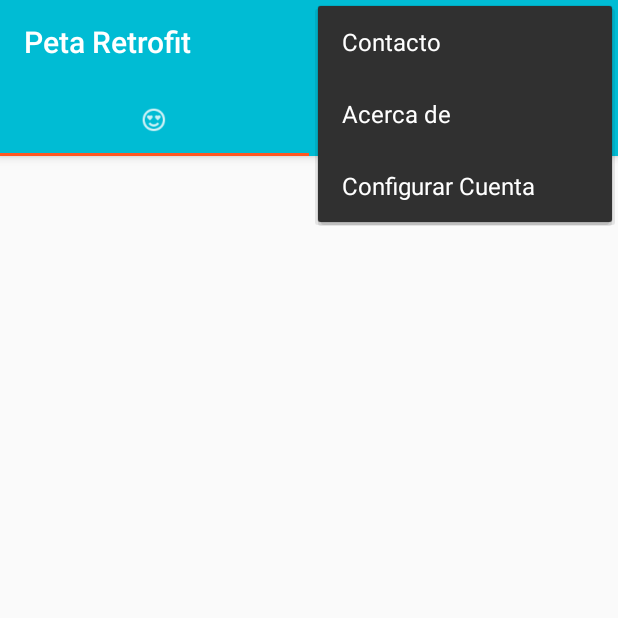
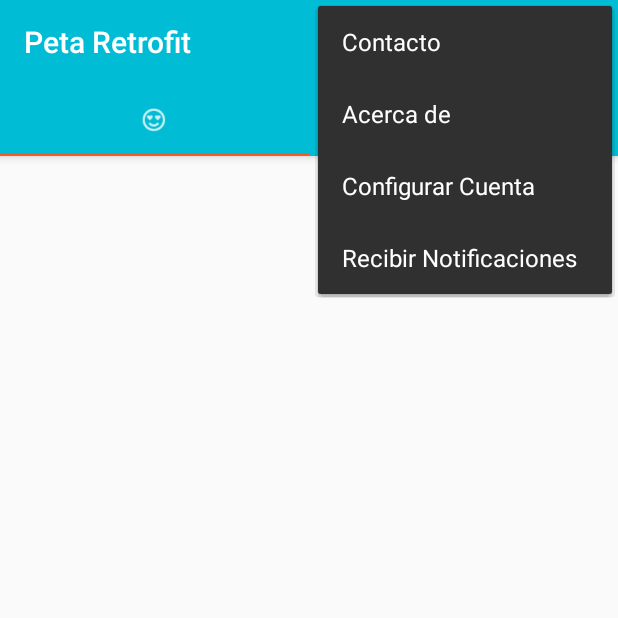
Before and after one commit to wilsonmartinez/PetaRetro, an Android app: the MainActivity screen opened directly, with no data from a screen before it, with the options menu open, on a phone screen of 412 x 824 dp, the top half of it. Run offline under Robolectric (Android 15) with nearby library versions, the phone set to English and light mode, and no system bars; our stand-ins replace Picasso; libraries missing offline, so code that uses them is left out: com.google.firebase.iid, com.mikhaellopez.circularimageview; pictures from the network do not load; 3 statements that could not run were skipped.

```diff
--- a/app/build.gradle
+++ b/app/build.gradle
@@ -47,4 +47,8 @@ dependencies {
     compile 'com.squareup.retrofit2:retrofit:2.0.2'
     compile 'com.squareup.retrofit2:converter-gson:2.0.2'
     compile 'com.squareup.picasso:picasso:2.5.2'
+    compile 'com.google.firebase:firebase-core:9.0.2'
+    compile 'com.google.firebase:firebase-messaging:9.0.2'
 }
+
+apply plugin: 'com.google.gms.google-services'
--- a/app/src/main/java/com/wmartinez/devep/petaretro/ConfigurarCuentaActivity.java
+++ b/app/src/main/java/com/wmartinez/devep/petaretro/ConfigurarCuentaActivity.java
@@ -50,6 +50,5 @@ public class ConfigurarCuentaActivity extends AppCompatActivity {
             Snackbar.make(view, "Fallo al guardar, no es usuario SandBox", Snackbar.LENGTH_LONG)
                     .setAction("EditAction", null).show();
         }
-
     }
 }
--- a/app/src/main/java/com/wmartinez/devep/petaretro/restApi/EndpointsApi.java
+++ b/app/src/main/java/com/wmartinez/devep/petaretro/restApi/EndpointsApi.java
@@ -3,9 +3,14 @@ package com.wmartinez.devep.petaretro.restApi;
 import com.wmartinez.devep.petaretro.restApi.model.FollowerMediaResponse;
 import com.wmartinez.devep.petaretro.restApi.model.FollowersResponse;
 import com.wmartinez.devep.petaretro.restApi.model.MascotaResponse;
+import com.wmartinez.devep.petaretro.restApi.model.RegistroResponse;
+import com.wmartinez.devep.petaretro.restApi.model.UserResponse;
 
 import retrofit2.Call;
+import retrofit2.http.Field;
+import retrofit2.http.FormUrlEncoded;
 import retrofit2.http.GET;
+import retrofit2.http.POST;
 import retrofit2.http.Path;
 import retrofit2.http.Query;
 
@@ -24,4 +29,16 @@ public interface EndpointsApi {
 
     @GET(ConstantesRestApi.URL_GET_FOLLOWER_MEDIA_BY_USER)
     Call<FollowerMediaResponse> getFollowerMediaBy(@Path("user-id") String userId);
+
+    @FormUrlEncoded
+    @POST(ConstantesRestApi.KEY_POST_ID_TOKEN)
+    Call<UserResponse> registrarTokenID(@Field("token") String token);
+
+    @FormUrlEncoded
+    @POST(ConstantesRestApi.KEY_POST_USER_REGISTER)
+    Call<RegistroResponse> registrarUsuario(@Field("id_dispositivo") String deviceId, @Field("id_user_instagram") String userId);
+
+    @GET(ConstantesRestApi.KEY_LIKE_USER)
+    Call<RegistroResponse> likeUser(@Path("id") String id, @Path("user") String user);
+
 }
--- a/app/src/main/res/menu/menu_main_action_bar.xml
+++ b/app/src/main/res/menu/menu_main_action_bar.xml
@@ -18,4 +18,9 @@
     <item android:id="@+id/action_configurar_cuenta"
           android:title="@string/menu_configurar_cuenta"
           app:showAsAction="never" />
+
+    <item
+        android:id="@+id/action_recibir_notificacion"
+        android:title="@string/menu_recibir_notificacion"
+        app:showAsAction="never"/>
 </menu>
--- a/app/src/main/res/values/strings.xml
+++ b/app/src/main/res/values/strings.xml
@@ -29,4 +29,5 @@
     <string name="nombre_cnfg_cuenta">Petagram</string>
     <string name="s_btn_guardar_cuenta">Guardar Cuenta</string>
     <string name="s_nombre_account">petamaster</string>
+    <string name="menu_recibir_notificacion">Recibir Notificaciones</string>
 </resources>
--- a/build.gradle
+++ b/build.gradle
@@ -6,7 +6,7 @@ buildscript {
     }
     dependencies {
         classpath 'com.android.tools.build:gradle:2.1.2'
-
+        classpath 'com.google.gms:google-services:3.0.0'
         // NOTE: Do not place your application dependencies here; they belong
         // in the individual module build.gradle files
     }
```
Also changed, not shown: app/src/main/AndroidManifest.xml (+13 -0 lines), app/src/main/java/com/wmartinez/devep/petaretro/MainActivity.java (+74 -1 lines), app/src/main/java/com/wmartinez/devep/petaretro/restApi/ConstantesRestApi.java (+6 -1 lines), app/src/main/java/com/wmartinez/devep/petaretro/restApi/adapter/RestApiAdapter.java (+9 -0 lines), app/src/main/java/com/wmartinez/devep/petaretro/restApi/model/RegistroResponse.java (added, +45 -0 lines).
